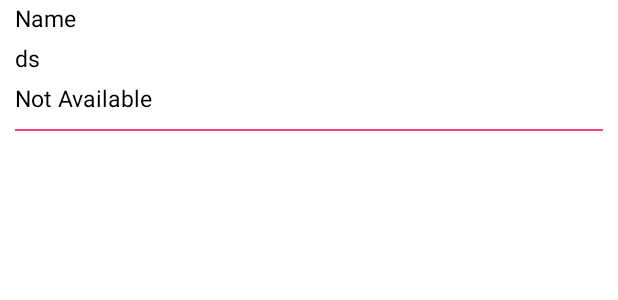
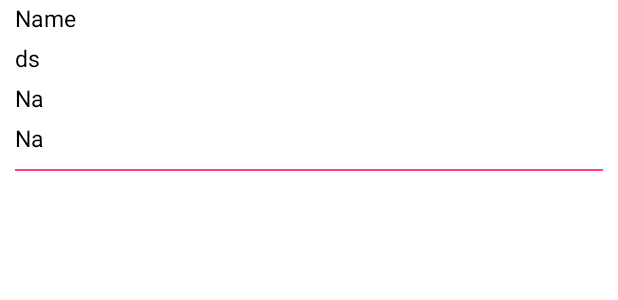
Before and after one commit to mnhmilu/POCTabedLayout, an Android app: the layout lv_item.xml on its own in the app's theme, with its tools: preview values and no code run, on a phone screen of 412 x 824 dp. Shown: the top 300 px of the screen. Run offline under Robolectric (Android 15) with nearby library versions, the phone set to English and light mode, and no system bars.

```diff
--- a/app/build.gradle
+++ b/app/build.gradle
@@ -27,4 +27,7 @@ dependencies {
     testImplementation 'junit:junit:4.12'
     androidTestImplementation 'com.android.support.test:runner:1.0.2'
     androidTestImplementation 'com.android.support.test.espresso:espresso-core:3.0.2'
+    implementation 'joda-time:joda-time:2.4'
+    implementation 'joda-time:joda-time:2.4'
+    implementation 'joda-time:joda-time:2.2'
 }
--- a/app/src/main/res/layout/lv_item.xml
+++ b/app/src/main/res/layout/lv_item.xml
@@ -37,7 +37,17 @@
             android:layout_height="wrap_content"
             android:layout_marginLeft="10dp"
             android:layout_marginTop="5dp"
-            android:text="Not Available"
+            android:text="Na"
+            android:textColor="#000000"
+            android:textSize="15sp" />
+
+        <TextView
+            android:id="@+id/elapsedDays"
+            android:layout_width="wrap_content"
+            android:layout_height="wrap_content"
+            android:layout_marginLeft="10dp"
+            android:layout_marginTop="5dp"
+            android:text="Na"
             android:textColor="#000000"
             android:textSize="15sp" />
 
```
Also changed, not shown: app/src/main/java/com/mnhmilu/app/bondmaker/ContactModel.java (+9 -0 lines), app/src/main/java/com/mnhmilu/app/bondmaker/CustomAdapter.java (+7 -1 lines), app/src/main/java/com/mnhmilu/app/bondmaker/FragmentContact.java (+50 -36 lines).
